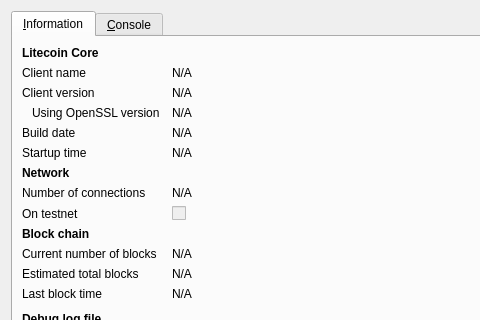
This is src/qt/forms/rpcconsole.ui in gabens/gabencoin as Qt 5 draws it before an edit; both pictures show x 0 to 480 and y 0 to 320 of the 740 by 450 pixel window. The edited form follows.
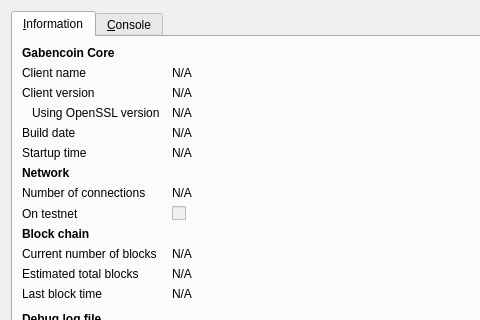
This is the edited form. Icons and pictures are not drawn.

```diff
--- a/src/qt/forms/rpcconsole.ui
+++ b/src/qt/forms/rpcconsole.ui
@@ -36,7 +36,7 @@
           </font>
          </property>
          <property name="text">
-          <string>Litecoin Core</string>
+          <string>Gabencoin Core</string>
          </property>
         </widget>
        </item>
```
Left out of the diff: 6 changed lines with no effect on the pictures.
